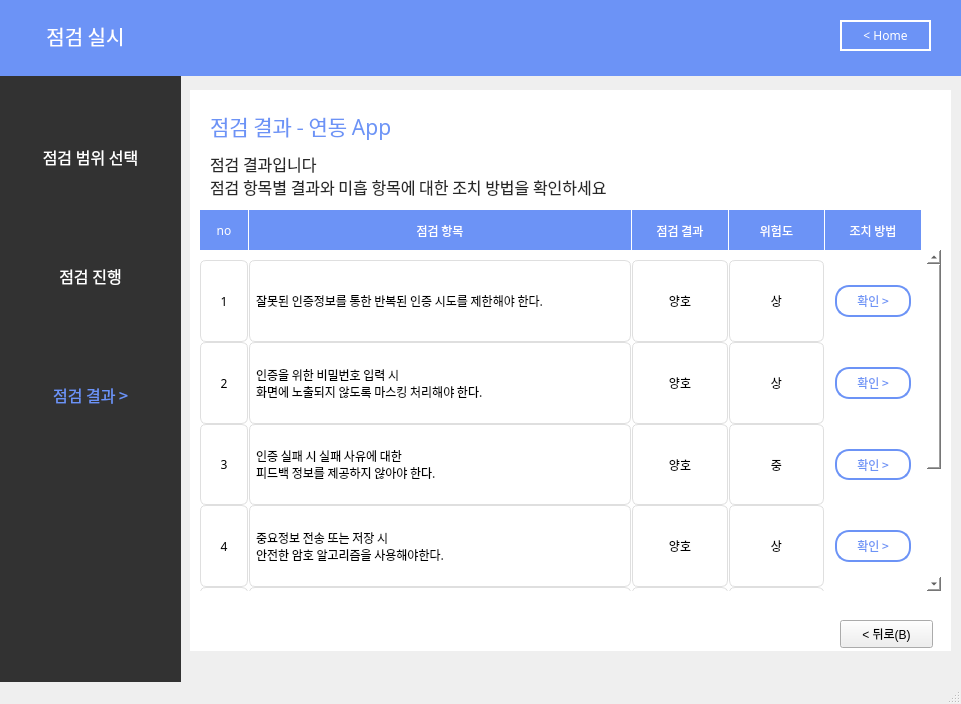
Above: result_app.ui from skyun333/wallpad before the change. Below: the same form after it.
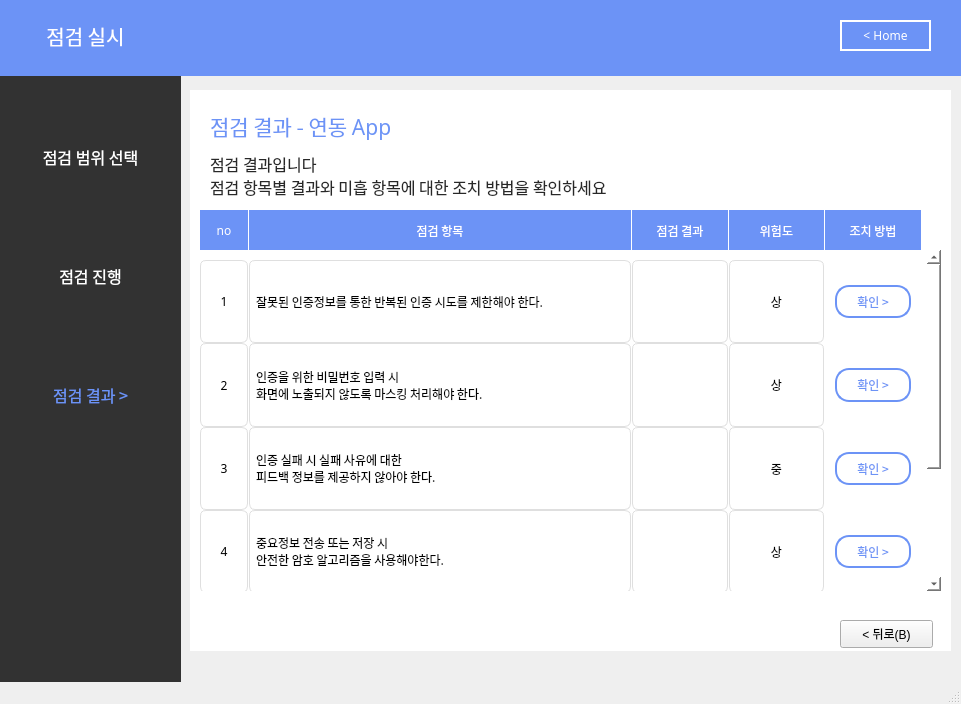
That is the form after the change. Icons and pictures are not drawn.

Commit message: button style update

The edit to the form file:
```diff
--- a/result_app.ui
+++ b/result_app.ui
@@ -518,7 +518,7 @@
      <property name="geometry">
       <rect>
        <x>0</x>
-       <y>-47</y>
+       <y>-178</y>
        <width>829</width>
        <height>519</height>
       </rect>
@@ -546,7 +546,7 @@
         <x>0</x>
         <y>10</y>
         <width>721</width>
-        <height>491</height>
+        <height>500</height>
        </rect>
       </property>
       <layout class="QGridLayout" name="gridLayout_10" columnstretch="1,8,2,2,2">
@@ -605,63 +605,6 @@
          </property>
         </widget>
        </item>
-       <item row="3" column="2">
-        <widget class="QLabel" name="label_300">
-         <property name="font">
-          <font>
-           <family>AppleSDGothicNeoM00</family>
-          </font>
-         </property>
-         <property name="styleSheet">
-          <string notr="true">border: 1px solid rgb(223, 223, 223);
-border-radius: 6px</string>
-         </property>
-         <property name="text">
-          <string>양호</string>
-         </property>
-         <property name="alignment">
-          <set>Qt::AlignCenter</set>
-         </property>
-        </widget>
-       </item>
-       <item row="2" column="2">
-        <widget class="QLabel" name="label_301">
-         <property name="font">
-          <font>
-           <family>AppleSDGothicNeoM00</family>
-          </font>
-         </property>
-         <property name="styleSheet">
-          <string notr="true">border: 1px solid rgb(223, 223, 223);
-border-radius: 6px</string>
-         </property>
-         <property name="text">
-          <string>양호</string>
-         </property>
-         <property name="alignment">
-          <set>Qt::AlignCenter</set>
-         </property>
-        </widget>
-       </item>
-       <item row="5" column="2">
-        <widget class="QLabel" name="label_302">
-         <property name="font">
-          <font>
-           <family>AppleSDGothicNeoM00</family>
-          </font>
-         </property>
-         <property name="styleSheet">
-          <string notr="true">border: 1px solid rgb(223, 223, 223);
-border-radius: 6px</string>
-         </property>
-         <property name="text">
-          <string>양호</string>
-         </property>
-         <property name="alignment">
-          <set>Qt::AlignCenter</set>
-         </property>
-        </widget>
-       </item>
        <item row="5" column="3">
         <widget class="QLabel" name="label_303">
          <property name="font">
@@ -681,25 +624,6 @@
          </property>
         </widget>
        </item>
-       <item row="4" column="2">
-        <widget class="QLabel" name="label_304">
-         <property name="font">
-          <font>
-           <family>AppleSDGothicNeoM00</family>
-          </font>
-         </property>
-         <property name="styleSheet">
-          <string notr="true">border: 1px solid rgb(223, 223, 223);
-border-radius: 6px</string>
-         </property>
-         <property name="text">
-          <string>양호</string>
-         </property>
-         <property name="alignment">
-          <set>Qt::AlignCenter</set>
-         </property>
-        </widget>
-       </item>
        <item row="4" column="4">
         <widget class="QPushButton" name="pushButton_83">
          <property name="sizePolicy">
@@ -1333,25 +1257,6 @@
          </property>
         </widget>
        </item>
-       <item row="0" column="2">
-        <widget class="QLabel" name="label_319">
-         <property name="font">
-          <font>
-           <family>AppleSDGothicNeoM00</family>
-          </font>
-         </property>
-         <property name="styleSheet">
-          <string notr="true">border: 1px solid rgb(223, 223, 223);
-border-radius: 6px</string>
-         </property>
-         <property name="text">
-          <string>양호</string>
-         </property>
-         <property name="alignment">
-          <set>Qt::AlignCenter</set>
-         </property>
-        </widget>
-       </item>
        <item row="5" column="1">
         <widget class="QLabel" name="label_320">
          <property name="font">
@@ -1392,6 +1297,90 @@
          </property>
         </widget>
        </item>
+       <item row="0" column="2">
+        <widget class="QLabel" name="label_36">
+         <property name="styleSheet">
+          <string notr="true">border: 1px solid rgb(223, 223, 223);
+border-radius: 6px;</string>
+         </property>
+         <property name="text">
+          <string/>
+         </property>
+         <property name="pixmap">
+          <pixmap>done.png</pixmap>
+         </property>
+        </widget>
+       </item>
+       <item row="3" column="2">
+        <widget class="QLabel" name="label_37">
+         <property name="styleSheet">
+          <string notr="true">border: 1px solid rgb(223, 223, 223);
+border-radius: 6px;</string>
+         </property>
+         <property name="text">
+          <string/>
+         </property>
+         <property name="pixmap">
+          <pixmap>done.png</pixmap>
+         </property>
+        </widget>
+       </item>
+       <item row="4" column="2">
+        <widget class="QLabel" name="label_38">
+         <property name="styleSheet">
+          <string notr="true">border: 1px solid rgb(223, 223, 223);
+border-radius: 6px;</string>
+         </property>
+         <property name="text">
+          <string/>
+         </property>
+         <property name="pixmap">
+          <pixmap>done.png</pixmap>
+         </property>
+        </widget>
+       </item>
+       <item row="5" column="2">
+        <widget class="QLabel" name="label_39">
+         <property name="styleSheet">
+          <string notr="true">border: 1px solid rgb(223, 223, 223);
+border-radius: 6px;</string>
+         </property>
+         <property name="text">
+          <string/>
+         </property>
+         <property name="pixmap">
+          <pixmap>done.png</pixmap>
+         </property>
+        </widget>
+       </item>
+       <item row="6" column="2">
+        <widget class="QLabel" name="label_40">
+         <property name="styleSheet">
+          <string notr="true">border: 1px solid rgb(223, 223, 223);
+border-radius: 6px;</string>
+         </property>
+         <property name="text">
+          <string/>
+         </property>
+         <property name="pixmap">
+          <pixmap>danger.png</pixmap>
+         </property>
+        </widget>
+       </item>
+       <item row="2" column="2">
+        <widget class="QLabel" name="label_41">
+         <property name="styleSheet">
+          <string notr="true">border: 1px solid rgb(223, 223, 223);
+border-radius: 6px;</string>
+         </property>
+         <property name="text">
+          <string/>
+         </property>
+         <property name="pixmap">
+          <pixmap>danger.png</pixmap>
+         </property>
+        </widget>
+       </item>
       </layout>
      </widget>
     </widget>
```
Left out of the diff: 19 changed lines with no effect on the pictures. The commit also changes 5 other files.
